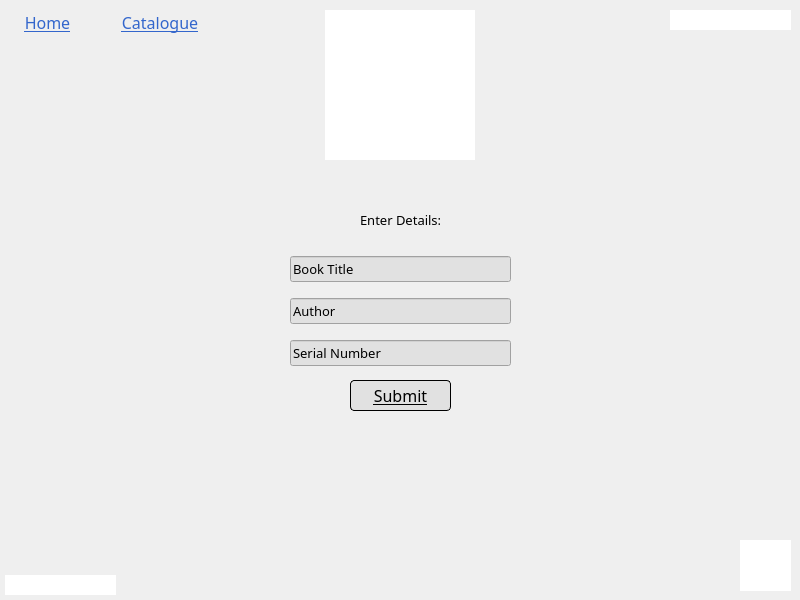
Above: add_new_book_screen.ui from MrCooperGit/Assessment-2_Library-Management-System before the change. Below: the same form after it.
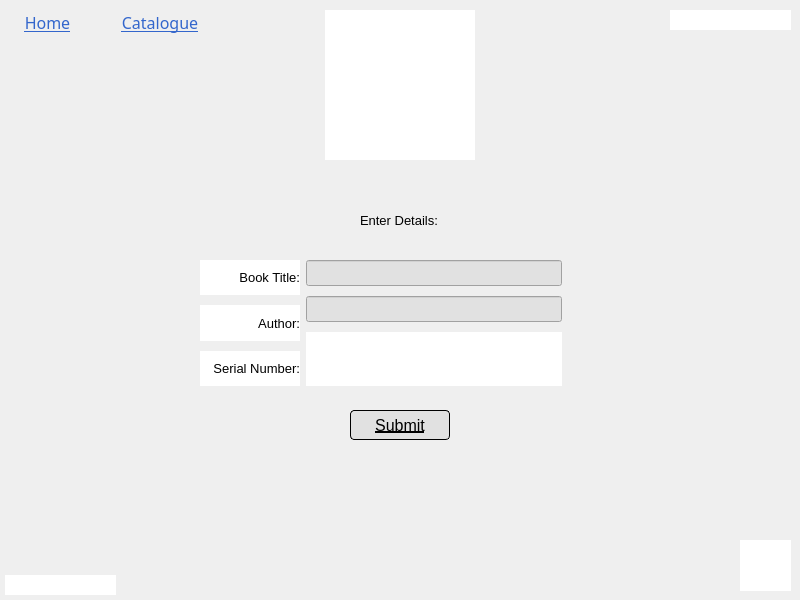
That is the form after the change.

Commit message: Fixed bugs with ID calculations and worked on edit_member_screen

```diff
--- a/add_new_book_screen.ui
+++ b/add_new_book_screen.ui
@@ -142,7 +142,7 @@
    </property>
    <property name="font">
     <font>
-     <family>Italic Outline Art</family>
+     <family>Arial</family>
      <pointsize>10</pointsize>
     </font>
    </property>
@@ -157,14 +157,14 @@
    <property name="geometry">
     <rect>
      <x>350</x>
-     <y>380</y>
-     <width>101</width>
-     <height>31</height>
+     <y>410</y>
+     <width>100</width>
+     <height>30</height>
     </rect>
    </property>
    <property name="font">
     <font>
-     <family>Italic Outline Art</family>
+     <family>Arial</family>
      <pointsize>12</pointsize>
      <underline>true</underline>
     </font>
@@ -181,82 +181,6 @@
     <string>Submit</string>
    </property>
   </widget>
-  <widget class="QWidget" name="layoutWidget">
-   <property name="geometry">
-    <rect>
-     <x>290</x>
-     <y>250</y>
-     <width>221</width>
-     <height>124</height>
-    </rect>
-   </property>
-   <layout class="QVBoxLayout" name="verticalLayout">
-    <property name="spacing">
-     <number>10</number>
-    </property>
-    <item>
-     <widget class="QLineEdit" name="lineEdit_title">
-      <property name="font">
-       <font>
-        <family>Italic Outline Art</family>
-        <pointsize>10</pointsize>
-       </font>
-      </property>
-      <property name="styleSheet">
-       <string notr="true">background: #E1E1E1;</string>
-      </property>
-      <property name="text">
-       <string>Book Title</string>
-      </property>
-     </widget>
-    </item>
-    <item>
-     <widget class="QLineEdit" name="lineEdit_author">
-      <property name="font">
-       <font>
-        <family>Italic Outline Art</family>
-        <pointsize>10</pointsize>
-       </font>
-      </property>
-      <property name="styleSheet">
-       <string notr="true">background: #E1E1E1;</string>
-      </property>
-      <property name="text">
-       <string>Author</string>
-      </property>
-     </widget>
-    </item>
-    <item>
-     <widget class="QLineEdit" name="lineEdit_id">
-      <property name="font">
-       <font>
-        <family>Italic Outline Art</family>
-        <pointsize>10</pointsize>
-       </font>
-      </property>
-      <property name="styleSheet">
-       <string notr="true">background: #E1E1E1;</string>
-      </property>
-      <property name="text">
-       <string>Serial Number</string>
-      </property>
-     </widget>
-    </item>
-   </layout>
-  </widget>
-  <widget class="QLabel" name="label_confirmSubmit">
-   <property name="geometry">
-    <rect>
-     <x>370</x>
-     <y>420</y>
-     <width>71</width>
-     <height>16</height>
-    </rect>
-   </property>
-   <property name="text">
-    <string/>
-   </property>
-  </widget>
   <widget class="QLabel" name="label_date">
    <property name="geometry">
     <rect>
@@ -276,6 +200,156 @@
     <set>Qt::AlignLeading|Qt::AlignLeft|Qt::AlignVCenter</set>
    </property>
   </widget>
+  <widget class="QWidget" name="layoutWidget">
+   <property name="geometry">
+    <rect>
+     <x>200</x>
+     <y>260</y>
+     <width>362</width>
+     <height>126</height>
+    </rect>
+   </property>
+   <layout class="QHBoxLayout" name="horizontalLayout">
+    <item>
+     <layout class="QVBoxLayout" name="verticalLayout_2">
+      <property name="spacing">
+       <number>10</number>
+      </property>
+      <item>
+       <widget class="QLabel" name="label_bookTitle">
+        <property name="font">
+         <font>
+          <family>Arial</family>
+          <pointsize>10</pointsize>
+         </font>
+        </property>
+        <property name="styleSheet">
+         <string notr="true">background-color: rgb(255, 255, 255);</string>
+        </property>
+        <property name="text">
+         <string>Book Title:</string>
+        </property>
+        <property name="alignment">
+         <set>Qt::AlignRight|Qt::AlignTrailing|Qt::AlignVCenter</set>
+        </property>
+       </widget>
+      </item>
+      <item>
+       <widget class="QLabel" name="label_author">
+        <property name="font">
+         <font>
+          <family>Arial</family>
+          <pointsize>10</pointsize>
+         </font>
+        </property>
+        <property name="styleSheet">
+         <string notr="true">background-color: rgb(255, 255, 255);</string>
+        </property>
+        <property name="text">
+         <string>Author:</string>
+        </property>
+        <property name="alignment">
+         <set>Qt::AlignRight|Qt::AlignTrailing|Qt::AlignVCenter</set>
+        </property>
+       </widget>
+      </item>
+      <item>
+       <widget class="QLabel" name="label_sn">
+        <property name="minimumSize">
+         <size>
+          <width>100</width>
+          <height>0</height>
+         </size>
+        </property>
+        <property name="font">
+         <font>
+          <family>Arial</family>
+          <pointsize>10</pointsize>
+         </font>
+        </property>
+        <property name="styleSheet">
+         <string notr="true">background-color: rgb(255, 255, 255);</string>
+        </property>
+        <property name="text">
+         <string>Serial Number:</string>
+        </property>
+        <property name="alignment">
+         <set>Qt::AlignRight|Qt::AlignTrailing|Qt::AlignVCenter</set>
+        </property>
+       </widget>
+      </item>
+     </layout>
+    </item>
+    <item>
+     <layout class="QVBoxLayout" name="verticalLayout">
+      <property name="spacing">
+       <number>10</number>
+      </property>
+      <item>
+       <widget class="QLineEdit" name="lineEdit_title">
+        <property name="minimumSize">
+         <size>
+          <width>250</width>
+          <height>0</height>
+         </size>
+        </property>
+        <property name="font">
+         <font>
+          <family>Italic Outline Art</family>
+          <pointsize>10</pointsize>
+         </font>
+        </property>
+        <property name="styleSheet">
+         <string notr="true">background: #E1E1E1;</string>
+        </property>
+        <property name="text">
+         <string/>
+        </property>
+       </widget>
+      </item>
+      <item>
+       <widget class="QLineEdit" name="lineEdit_author">
+        <property name="font">
+         <font>
+          <family>Italic Outline Art</family>
+          <pointsize>10</pointsize>
+         </font>
+        </property>
+        <property name="styleSheet">
+         <string notr="true">background: #E1E1E1;</string>
+        </property>
+        <property name="text">
+         <string/>
+        </property>
+       </widget>
+      </item>
+      <item>
+       <widget class="QLabel" name="label_snDisplay">
+        <property name="minimumSize">
+         <size>
+          <width>0</width>
+          <height>34</height>
+         </size>
+        </property>
+        <property name="font">
+         <font>
+          <family>Arial</family>
+          <pointsize>10</pointsize>
+          <italic>true</italic>
+         </font>
+        </property>
+        <property name="styleSheet">
+         <string notr="true">background-color: rgb(255, 255, 255);</string>
+        </property>
+        <property name="text">
+         <string/>
+        </property>
+       </widget>
+      </item>
+     </layout>
+    </item>
+   </layout>
+  </widget>
  </widget>
  <resources/>
  <connections/>
```
The commit also changes 11 other files.
